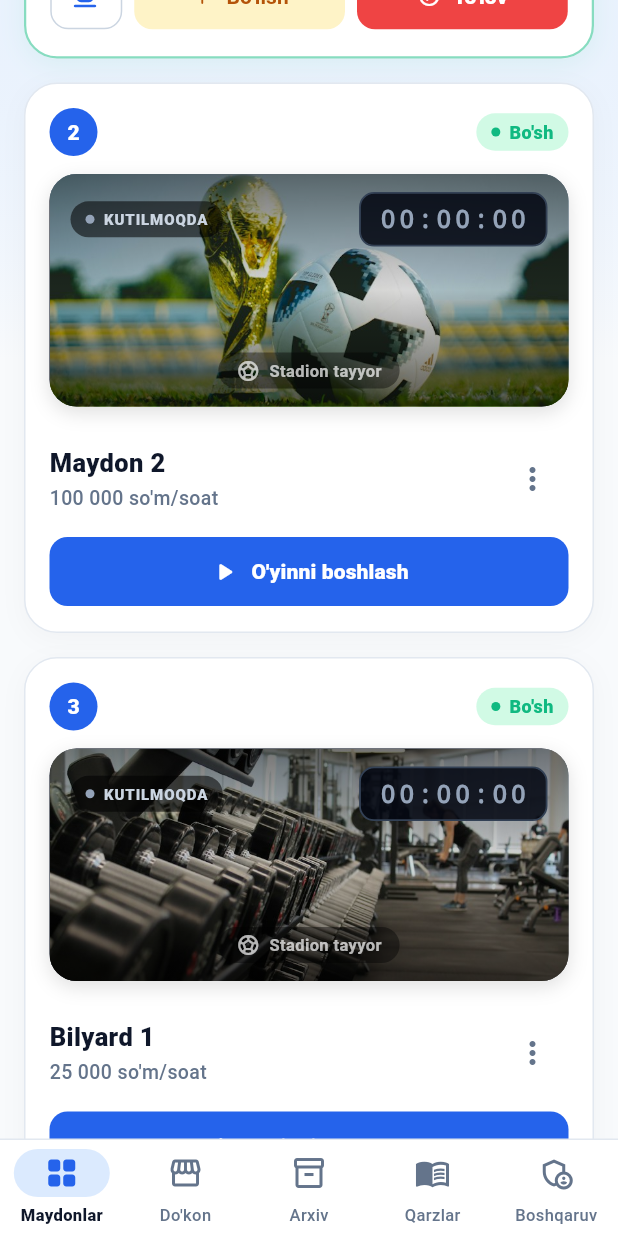
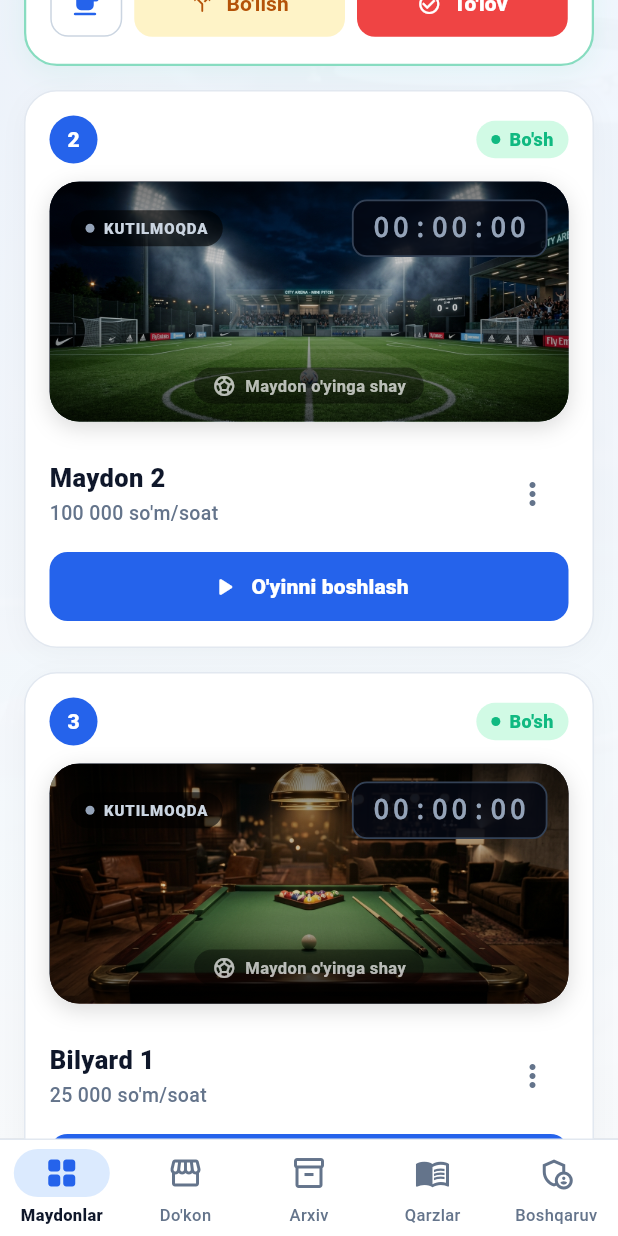
Before and after one commit to samarbaxtiyorov/Arena, a Flutter app: the screen it shows after launch, scrolled down 576 dp, on a phone screen of 412 x 824 dp. Run offline on Flutter 3.47's test engine with Material 3 defaults, Android fonts, the phone set to English and light mode, and no system bars; our stand-ins replace connectivity_plus, drift, drift_flutter, flutter_riverpod, gap, go_router and 1 more; accounts and stored records are empty; generated files the repository leaves out were written again; network calls fail; statements that could not run were skipped.

Commit message:
feat: integrate official Arena_Rasmlar suite from Desktop into Maydonlar module

```diff
--- a/lib/features/tables/screens/tables_screen.dart
+++ b/lib/features/tables/screens/tables_screen.dart
@@ -1,6 +1,7 @@
 // ============================================
 // Arena — Maydonlar Asosiy Ekrani (Skrinshot 6 bilan 1:1)
-// 8-ball haqiqiy surati, 1 ta band • 5 ta bo'sh, 📅/☁️/QR tugmalari
+// billiard_page_bg.jpg orqa fon, billiard_logo.jpg nishoni,
+// 1 ta band • 5 ta bo'sh, 📅/☁️/QR tugmalari
 // ============================================
 
 import 'package:flutter/material.dart';
@@ -51,20 +52,28 @@ class TablesScreen extends ConsumerWidget {
       backgroundColor: const Color(0xFFF8FAFC),
       body: Stack(
         children: [
-          // ── Orqa fon atmosferasi (nozik stadion nurlari) ──────
-          Positioned(
-            top: 0,
-            left: 0,
-            right: 0,
-            height: 240,
+          // ── Orqa fon (Desktop/Arena_Rasmlar/billiard_page_bg.jpg) ──
+          Positioned.fill(
+            child: Opacity(
+              opacity: 0.12,
+              child: Image.asset(
+                'assets/images/billiard_page_bg.jpg',
+                fit: BoxFit.cover,
+                errorBuilder: (_, _, _) => const SizedBox(),
+              ),
+            ),
+          ),
+
+          // Nozik yorug'lik gradienti
+          Positioned.fill(
             child: Container(
               decoration: BoxDecoration(
                 gradient: LinearGradient(
                   begin: Alignment.topCenter,
                   end: Alignment.bottomCenter,
                   colors: [
-                    const Color(0xFFDBEAFE).withOpacity(0.5),
-                    const Color(0xFFF8FAFC),
+                    const Color(0xFFEFF6FF).withOpacity(0.85),
+                    const Color(0xFFF8FAFC).withOpacity(0.96),
                   ],
                 ),
               ),
@@ -74,25 +83,25 @@ class TablesScreen extends ConsumerWidget {
           SafeArea(
             child: CustomScrollView(
               slivers: [
-                // ── Sarlavha Qatori (8-ball, Maydonlar, 📅/☁️/QR) ─────
+                // ── Sarlavha Qatori (billiard_logo.jpg, Maydonlar, 📅/☁️/QR) ──
                 SliverToBoxAdapter(
                   child: Padding(
                     padding: const EdgeInsets.fromLTRB(16, 12, 16, 12),
                     child: Row(
                       children: [
-                        // 8-ball real surati (Moviy halqa bilan)
+                        // 8-ball real surati (Desktopdagi billiard_logo.jpg)
                         Container(
-                          width: 46,
-                          height: 46,
+                          width: 48,
+                          height: 48,
                           decoration: BoxDecoration(
                             shape: BoxShape.circle,
                             border: Border.all(
                               color: const Color(0xFF2563EB),
-                              width: 2,
+                              width: 2.2,
                             ),
                             boxShadow: [
                               BoxShadow(
-                                color: const Color(0xFF2563EB).withOpacity(0.3),
+                                color: const Color(0xFF2563EB).withOpacity(0.35),
                                 blurRadius: 10,
                                 offset: const Offset(0, 2),
                               ),
@@ -100,7 +109,7 @@ class TablesScreen extends ConsumerWidget {
                           ),
                           child: ClipOval(
                             child: Image.asset(
-                              'assets/images/ball_8.jpg',
+                              'assets/images/billiard_logo.jpg',
                               fit: BoxFit.cover,
                               errorBuilder: (_, _, _) => Container(
                                 color: const Color(0xFF0F172A),
--- a/lib/features/tables/widgets/stadium_banner.dart
+++ b/lib/features/tables/widgets/stadium_banner.dart
@@ -1,6 +1,6 @@
 // ============================================
 // Arena — Maydon/Stol Haqiqiy Foto Banneri
-// Real suratlar: Stadion, Bilyard, PlayStation
+// Desktopdagi Arena_Rasmlar to'plamidan real suratlar
 // LED Neon Taymer va Jonli Vaqt nishoni
 // ============================================
 
@@ -24,48 +24,59 @@ class StadiumBanner extends StatelessWidget {
   String _getImageAsset() {
     switch (type) {
       case 'billiard':
-        return 'assets/images/billiard_table.jpg';
+        return isLive
+            ? 'assets/images/billiard_active.jpg'
+            : (tableIndex % 2 == 0
+                ? 'assets/images/billiard_table_balls.jpg'
+                : 'assets/images/billiard_table.jpg');
+      case 'tennis':
+      case 'table_tennis':
+        return 'assets/images/table_tennis.jpg';
       case 'ps':
-        return 'assets/images/playstation_room.jpg';
-      case 'tennis':
-        return 'assets/images/tennis_court.jpg';
+      case 'playstation':
+        return 'assets/images/vr_zone.jpg';
+      case 'bowling':
+        return 'assets/images/bowling.jpg';
+      case 'cinema':
+        return 'assets/images/cinema.jpg';
+      case 'karaoke':
+        return 'assets/images/karaoke.jpg';
+      case 'badminton':
+        return 'assets/images/badminton.jpg';
+      case 'playground':
+        return 'assets/images/playground.jpg';
       case 'football':
       default:
-        // Maydon 1 va Maydon 2 uchun turli burchakdagi tungi stadion suratlari
-        if (tableIndex % 2 == 0) {
-          return 'assets/images/stadium_night_2.jpg';
-        }
-        return 'assets/images/stadium_night_1.jpg';
+        return 'assets/images/football_pitch.jpg';
     }
   }
 
   @override
   Widget build(BuildContext context) {
     return Container(
-      height: 155,
+      height: 160,
       width: double.infinity,
       decoration: BoxDecoration(
-        borderRadius: BorderRadius.circular(18),
+        borderRadius: BorderRadius.circular(20),
         color: const Color(0xFF0F172A),
         boxShadow: [
           BoxShadow(
-            color: Colors.black.withOpacity(0.12),
-            blurRadius: 10,
+            color: Colors.black.withOpacity(0.14),
+            blurRadius: 12,
             offset: const Offset(0, 4),
           ),
         ],
       ),
       child: ClipRRect(
-        borderRadius: BorderRadius.circular(18),
+        borderRadius: BorderRadius.circular(20),
         child: Stack(
           fit: StackFit.expand,
           children: [
-            // 1. Haqiqiy Surat (Real Photography)
+            // 1. Haqiqiy Professional Surat (Arena_Rasmlar)
             Image.asset(
               _getImageAsset(),
               fit: BoxFit.cover,
               errorBuilder: (context, error, stackTrace) {
-                // Agar fayl topilmasa to'q gradient
                 return Container(
                   decoration: const BoxDecoration(
                     gradient: LinearGradient(
@@ -89,10 +100,10 @@ class StadiumBanner extends StatelessWidget {
                   end: Alignment.bottomCenter,
                   colors: [
                     Colors.black.withOpacity(0.55),
-                    Colors.black.withOpacity(0.15),
-                    Colors.black.withOpacity(0.65),
+                    Colors.black.withOpacity(0.12),
+                    Colors.black.withOpacity(0.68),
                   ],
-                  stops: const [0.0, 0.5, 1.0],
+                  stops: const [0.0, 0.45, 1.0],
                 ),
               ),
             ),
@@ -113,12 +124,12 @@ class StadiumBanner extends StatelessWidget {
                         decoration: BoxDecoration(
                           color: isLive
                               ? const Color(0xFF10B981)
-                              : Colors.black.withOpacity(0.55),
+                              : Colors.black.withOpacity(0.6),
                           borderRadius: BorderRadius.circular(20),
                           boxShadow: isLive
                               ? [
                                   BoxShadow(
-                                    color: const Color(0xFF10B981).withOpacity(0.4),
+                                    color: const Color(0xFF10B981).withOpacity(0.45),
                                     blurRadius: 8,
                                     spreadRadius: 1,
                                   ),
@@ -150,7 +161,7 @@ class StadiumBanner extends StatelessWidget {
                         ),
                       ),
 
-                      // LED Raqamli Neon Taymer
+                      // LED Raqamli Neon Taymer (Skrinshot 6 bilan 1:1)
                       Container(
                         padding: const EdgeInsets.symmetric(
                             horizontal: 12, vertical: 5),
@@ -177,7 +188,7 @@ class StadiumBanner extends StatelessWidget {
                           timerString,
                           style: TextStyle(
                             fontFamily: 'monospace',
-                            fontSize: 17,
+                            fontSize: 18,
                             fontWeight: FontWeight.w900,
                             color: isLive
                                 ? const Color(0xFF22D3EE)
@@ -205,7 +216,7 @@ class StadiumBanner extends StatelessWidget {
                               Icon(Icons.sports_soccer_rounded, color: Colors.white70, size: 16),
                               Gap(6),
                               Text(
-                                "Stadion tayyor",
+                                "Maydon o'yinga shay",
                                 style: TextStyle(
                                   color: Colors.white70,
                                   fontSize: 11,
```
Also changed, not shown: assets/images/arena_logo.jpg (added), assets/images/arena_logo.png (added), assets/images/badminton.jpg (added), assets/images/billiard_active.jpg (added), assets/images/billiard_logo.jpg (added), assets/images/billiard_page_bg.jpg (added), assets/images/billiard_table.jpg, assets/images/billiard_table_balls.jpg (added), assets/images/bowling.jpg (added), assets/images/cinema.jpg (added), assets/images/football_pitch.jpg (added), assets/images/karaoke.jpg (added), assets/images/playground.jpg (added), assets/images/promo_banner.jpg (added), 4 more files.
